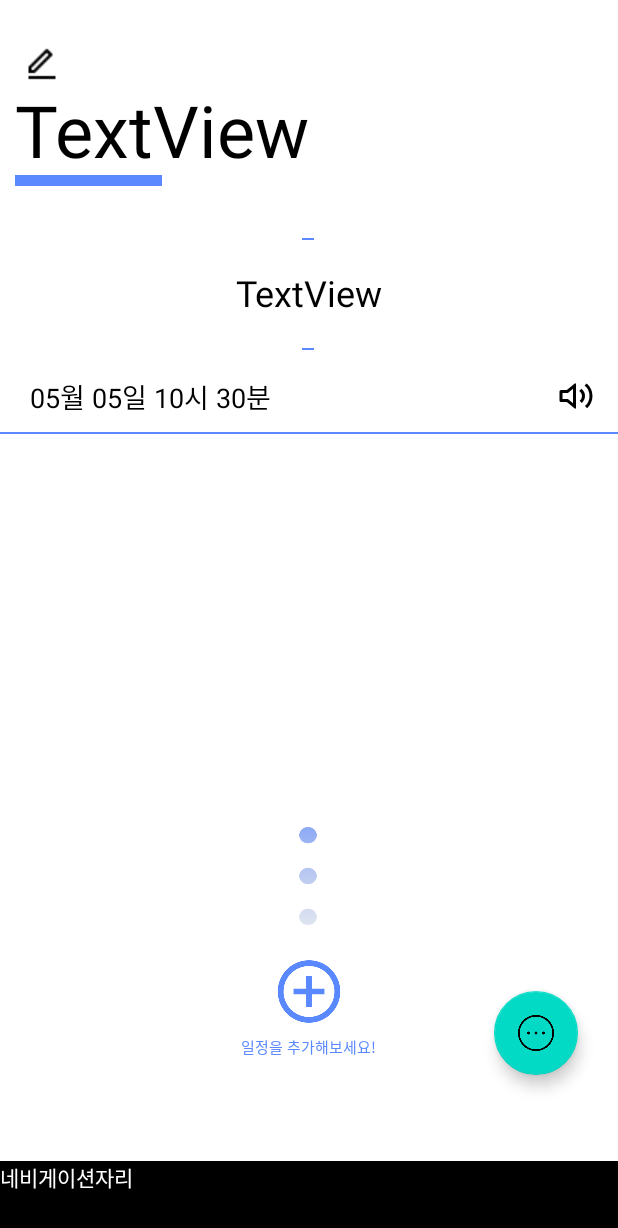
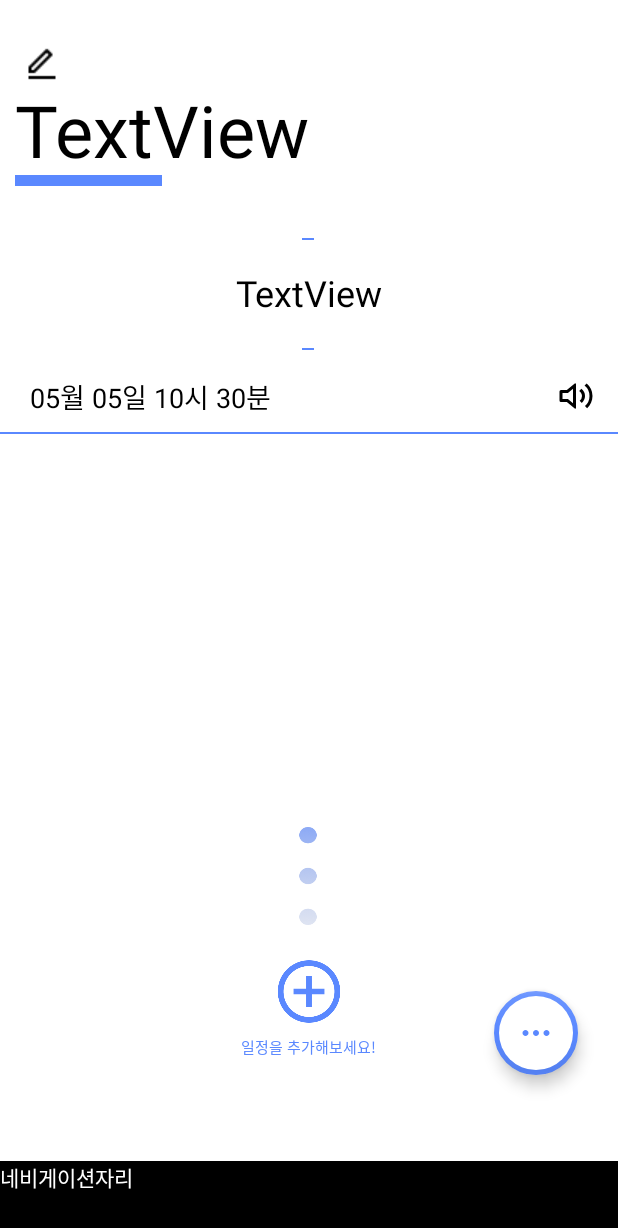
Before and after one commit to wlzkxm2/Probono, an Android app: the Main_Basic screen opened directly, with no data from a screen before it, on a phone screen of 412 x 824 dp. Shown: the top 1228 px of the screen. Run offline under Robolectric (Android 15) with nearby library versions, the phone set to English and light mode, and no system bars.

Commit message:
메인-기본 플로팅 버튼
메인-기본 플로팅 버튼

```diff
--- a/app/src/main/java/com/example/calender/Main_Basic.java
+++ b/app/src/main/java/com/example/calender/Main_Basic.java
@@ -5,16 +5,27 @@ import androidx.appcompat.app.AppCompatActivity;
 import androidx.fragment.app.FragmentActivity;
 import androidx.recyclerview.widget.RecyclerView;
 
+import android.content.Context;
 import android.os.Bundle;
 import android.view.View;
+import android.view.animation.Animation;
+import android.view.animation.AnimationUtils;
 import android.widget.Button;
 import android.widget.ImageView;
 import android.widget.TextView;
+import android.widget.Toast;
+
+import com.google.android.material.floatingactionbutton.FloatingActionButton;
 
 import java.text.SimpleDateFormat;
 import java.util.Date;
 
-public class Main_Basic extends FragmentActivity {
+public class Main_Basic extends FragmentActivity  implements View.OnClickListener{
+    //플로팅 버튼
+    private Context mContext;
+    private FloatingActionButton floating_main, floating_edit, floating_voice;
+    private Animation floating_open, floating_close;
+    private boolean isFabOpen = false;
 
     TextView now;
     RecyclerView recyclerView;
@@ -33,8 +44,24 @@ public class Main_Basic extends FragmentActivity {
         super.onCreate(savedInstanceState);
         setContentView(R.layout.main_basic);
 
+        //플로팅 버튼
+        mContext = getApplicationContext();
+
+        floating_open = AnimationUtils.loadAnimation(mContext, R.anim.floating_open);
+        floating_close = AnimationUtils.loadAnimation(mContext, R.anim.floating_close);
+
+        floating_main = (FloatingActionButton) findViewById(R.id.floating_main);
+        floating_edit = (FloatingActionButton) findViewById(R.id.floating_edit);
+        floating_voice = (FloatingActionButton) findViewById(R.id.floating_voice);
+
+        floating_main.setOnClickListener(this);
+        floating_edit.setOnClickListener(this);
+        floating_voice.setOnClickListener(this);
+
+        //현재 시간
         now = (TextView) findViewById(R.id.main_basic_now);
         now.setText(getTime());
+
 
         recyclerView = findViewById(R.id.recycler_view);
 
@@ -62,4 +89,41 @@ public class Main_Basic extends FragmentActivity {
         //애니메이션 실행
         recyclerView.startLayoutAnimation();
     }
+
+    //플로팅버튼 스위치
+    @Override
+    public void onClick(View v) {
+        switch (v.getId()) {
+            case R.id.floating_main:
+                toggleFab();
+                break;
+            case R.id.floating_edit:
+                toggleFab();
+                Toast.makeText(this, "일정 상세 등록 팝업", Toast.LENGTH_SHORT).show();
+                break;
+            case R.id.floating_voice:
+                toggleFab();
+                Toast.makeText(this, "일정 음성 등록 팝업", Toast.LENGTH_SHORT).show();
+                break;
+        }
+    }
+
+    //플로팅버튼 동작
+    private void toggleFab() {
+        if (isFabOpen) {
+            floating_main.setImageResource(R.drawable.ic_more);
+            floating_edit.startAnimation(floating_close);
+            floating_voice.startAnimation(floating_close);
+            floating_edit.setClickable(false);
+            floating_voice.setClickable(false);
+            isFabOpen = false;
+        } else {
+            floating_main.setImageResource(R.drawable.ic_close);
+            floating_edit.startAnimation(floating_open);
+            floating_voice.startAnimation(floating_open);
+            floating_edit.setClickable(true);
+            floating_voice.setClickable(true);
+            isFabOpen = true;
+        }
+    }
 }
--- /dev/null
+++ b/app/src/main/res/anim/floating_close.xml
@@ -0,0 +1,35 @@
+<?xml version="1.0" encoding="utf-8"?>
+
+<set xmlns:android="http://schemas.android.com/apk/res/android"
+
+    android:fillAfter="true">
+
+    <scale
+
+        android:duration="300"
+
+        android:fromXScale="0.8"
+
+        android:fromYScale="0.8"
+
+        android:interpolator="@android:anim/linear_interpolator"
+
+        android:pivotX="50%"
+
+        android:pivotY="50%"
+
+        android:toXScale="0.0"
+
+        android:toYScale="0.0" />
+
+    <alpha
+
+        android:duration="300"
+
+        android:fromAlpha="1.0"
+
+        android:interpolator="@android:anim/accelerate_interpolator"
+
+        android:toAlpha="0.0" />
+
+</set>
--- /dev/null
+++ b/app/src/main/res/anim/floating_open.xml
@@ -0,0 +1,35 @@
+<?xml version="1.0" encoding="utf-8"?>
+
+<set xmlns:android="http://schemas.android.com/apk/res/android"
+
+    android:fillAfter="true">
+
+    <scale
+
+        android:duration="300"
+
+        android:fromXScale="0.0"
+
+        android:fromYScale="0.0"
+
+        android:interpolator="@android:anim/linear_interpolator"
+
+        android:pivotX="50%"
+
+        android:pivotY="50%"
+
+        android:toXScale="0.8"
+
+        android:toYScale="0.8" />
+
+    <alpha
+
+        android:duration="300"
+
+        android:fromAlpha="0.0"
+
+        android:interpolator="@android:anim/accelerate_interpolator"
+
+        android:toAlpha="1.0" />
+
+</set>
--- /dev/null
+++ b/app/src/main/res/drawable/ic_close.xml
@@ -0,0 +1,9 @@
+<vector xmlns:android="http://schemas.android.com/apk/res/android"
+    android:width="48dp"
+    android:height="48dp"
+    android:viewportWidth="24"
+    android:viewportHeight="24">
+  <path
+      android:fillColor="#FF000000"
+      android:pathData="M12,10.586l4.95,-4.95 1.414,1.414 -4.95,4.95 4.95,4.95 -1.414,1.414 -4.95,-4.95 -4.95,4.95 -1.414,-1.414 4.95,-4.95 -4.95,-4.95L7.05,5.636z"/>
+</vector>
--- /dev/null
+++ b/app/src/main/res/drawable/ic_mic.xml
@@ -0,0 +1,9 @@
+<vector xmlns:android="http://schemas.android.com/apk/res/android"
+    android:width="48dp"
+    android:height="48dp"
+    android:viewportWidth="24"
+    android:viewportHeight="24">
+  <path
+      android:fillColor="#FF000000"
+      android:pathData="M12,3a3,3 0,0 0,-3 3v4a3,3 0,0 0,6 0L15,6a3,3 0,0 0,-3 -3zM12,1a5,5 0,0 1,5 5v4a5,5 0,0 1,-10 0L7,6a5,5 0,0 1,5 -5zM3.055,11L5.07,11a7.002,7.002 0,0 0,13.858 0h2.016A9.004,9.004 0,0 1,13 18.945L13,23h-2v-4.055A9.004,9.004 0,0 1,3.055 11z"/>
+</vector>
--- /dev/null
+++ b/app/src/main/res/drawable/ic_more.xml
@@ -0,0 +1,9 @@
+<vector xmlns:android="http://schemas.android.com/apk/res/android"
+    android:width="48dp"
+    android:height="48dp"
+    android:viewportWidth="24"
+    android:viewportHeight="24">
+  <path
+      android:fillColor="#FF000000"
+      android:pathData="M5,10c-1.1,0 -2,0.9 -2,2s0.9,2 2,2 2,-0.9 2,-2 -0.9,-2 -2,-2zM19,10c-1.1,0 -2,0.9 -2,2s0.9,2 2,2 2,-0.9 2,-2 -0.9,-2 -2,-2zM12,10c-1.1,0 -2,0.9 -2,2s0.9,2 2,2 2,-0.9 2,-2 -0.9,-2 -2,-2z"/>
+</vector>
--- a/app/src/main/res/layout/main_basic.xml
+++ b/app/src/main/res/layout/main_basic.xml
@@ -4,7 +4,8 @@
     xmlns:tools="http://schemas.android.com/tools"
     android:layout_width="match_parent"
     android:layout_height="match_parent"
-    android:foregroundTint="#5C2727">
+    android:foregroundTint="#5C2727"
+    tools:context=".Main_Basic">
 
 
     <ImageButton
@@ -193,17 +194,59 @@
         app:layout_constraintVertical_bias="0.853" />
 
     <com.google.android.material.floatingactionbutton.FloatingActionButton
-        android:id="@+id/floatingActionButton"
+        android:id="@+id/floating_edit"
+        android:layout_width="wrap_content"
+        android:layout_height="wrap_content"
+        android:backgroundTint="#5A88FF"
+        android:clickable="true"
+        android:src="@drawable/ic_edit_line"
+        app:tint="@android:color/white"
+        app:borderWidth="0dp"
+        app:layout_constraintBottom_toBottomOf="parent"
+        app:layout_constraintEnd_toEndOf="@+id/recycler_view"
+        app:layout_constraintHorizontal_bias="0.926"
+        app:layout_constraintStart_toStartOf="parent"
+        app:layout_constraintTop_toTopOf="parent"
+        app:layout_constraintVertical_bias="0.68"
+        app:fabSize="normal"
+        android:visibility="invisible"/>
+
+    <com.google.android.material.floatingactionbutton.FloatingActionButton
+        android:id="@+id/floating_voice"
+        android:layout_width="wrap_content"
+        android:layout_height="wrap_content"
+        android:backgroundTint="#5A88FF"
+        app:tint="@android:color/white"
+        android:clickable="true"
+        android:src="@drawable/ic_mic"
+        app:borderWidth="0dp"
+        app:layout_constraintBottom_toBottomOf="parent"
+        app:layout_constraintEnd_toEndOf="@+id/recycler_view"
+        app:layout_constraintHorizontal_bias="0.926"
+        app:layout_constraintStart_toStartOf="parent"
+        app:layout_constraintTop_toTopOf="parent"
+        app:layout_constraintVertical_bias="0.774"
+        app:fabSize="normal"
+        android:visibility="invisible"/>
+
+    <com.google.android.material.floatingactionbutton.FloatingActionButton
+        android:id="@+id/floating_main"
         android:layout_width="wrap_content"
         android:layout_height="wrap_content"
         android:clickable="true"
+        android:backgroundTint="@color/white"
+        android:tint="#5A88FF"
+        app:tint="@null"
         app:layout_constraintBottom_toBottomOf="parent"
         app:layout_constraintEnd_toEndOf="@+id/recycler_view"
         app:layout_constraintHorizontal_bias="0.926"
         app:layout_constraintStart_toStartOf="parent"
         app:layout_constraintTop_toTopOf="parent"
         app:layout_constraintVertical_bias="0.86"
-        android:src="@drawable/img_floating_button" />
+        android:scaleType="fitCenter"
+        android:src="@drawable/ic_more"
+        app:borderWidth="3dp"
+        app:fabSize="normal"/>
 
 
 </androidx.constraintlayout.widget.ConstraintLayout>
--- a/app/src/main/res/values/colors.xml
+++ b/app/src/main/res/values/colors.xml
@@ -3,7 +3,7 @@
     <color name="purple_200">#FFBB86FC</color>
     <color name="purple_500">#FF6200EE</color>
     <color name="purple_700">#FF3700B3</color>
-    <color name="teal_200">#FF03DAC5</color>
+    <color name="teal_200">#FF5A88FF</color>
     <color name="teal_700">#FF018786</color>
     <color name="black">#FF000000</color>
     <color name="white">#FFFFFFFF</color>
```
